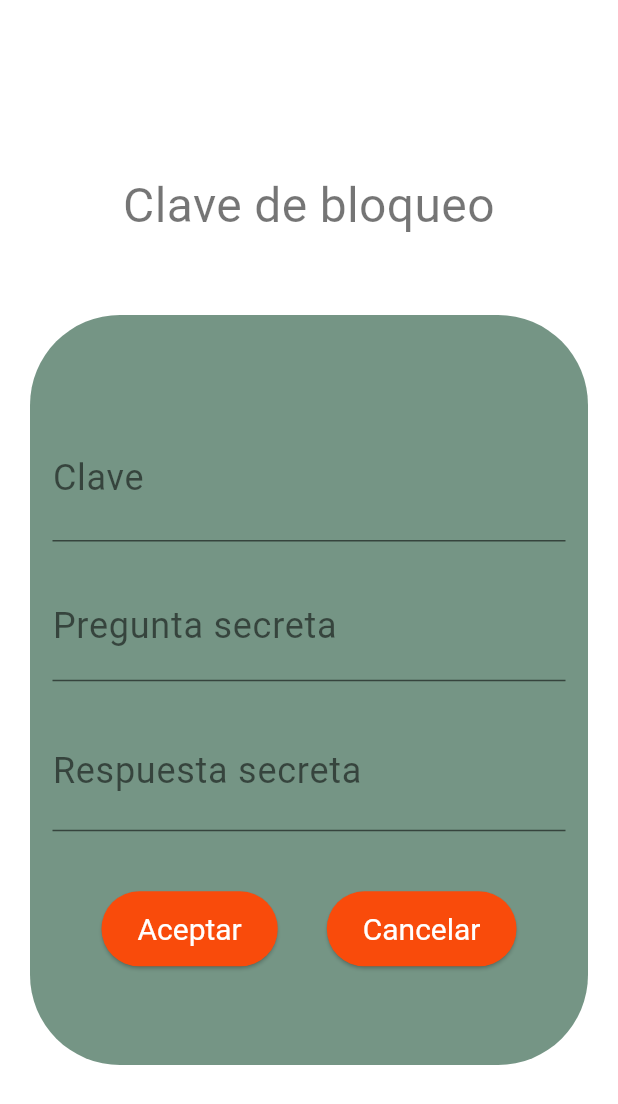
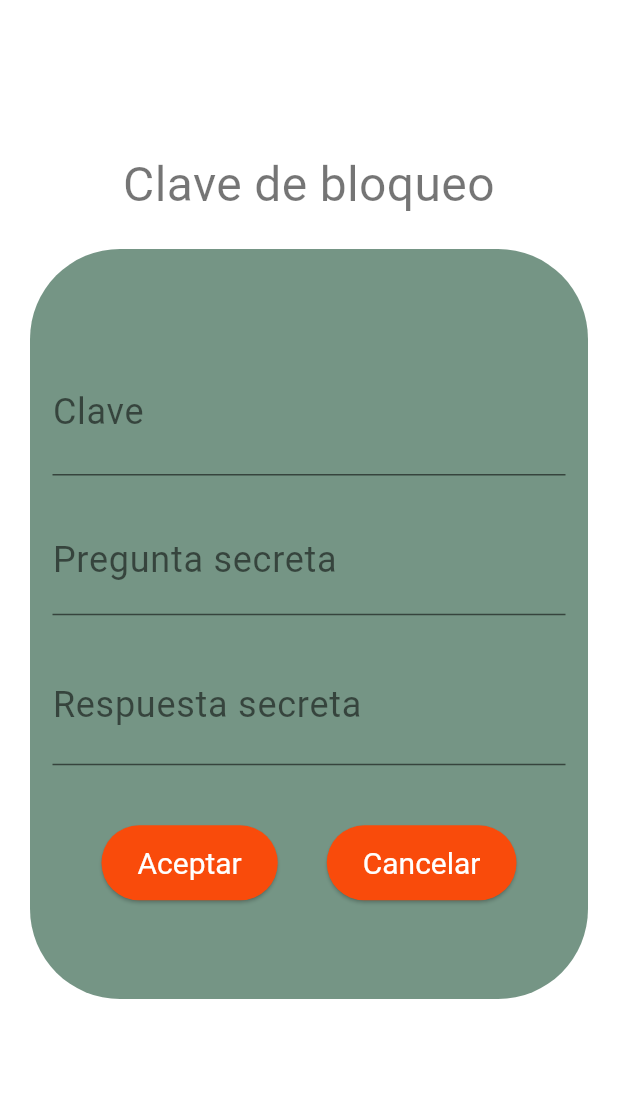
Before and after one commit to hualde666/vitalfon_sin_sos, a Flutter app: the Desbloqueo screen opened directly, after a tap on "Olvidó su Clave ?", after a tap on "Aceptar", on a phone screen of 412 x 824 dp. Shown: the top 1104 px of the screen. Run offline on Flutter 3.47's test engine with Material 3 defaults, Android fonts, the phone set to English and light mode, and no system bars; our stand-ins replace contacts_service, permission_handler, shared_preferences, sqflite; missing offline and left inert: device_apps, flutter_phone_direct_caller; accounts and stored records are empty.

Commit message:
ajustes pantallas password

```diff
--- a/lib/scr/pages/desbloqueo.dart
+++ b/lib/scr/pages/desbloqueo.dart
@@ -26,7 +26,8 @@ class Desbloqueo extends StatelessWidget {
     final pref = Provider.of<Preferencias>(context);
 
     return Scaffold(
-      body: Container(
+      body: SingleChildScrollView(
+        child: Container(
           margin: EdgeInsets.only(top: 60, left: 20, right: 20),
           child: Column(mainAxisAlignment: MainAxisAlignment.center, children: [
             Container(
@@ -114,8 +115,8 @@ class Desbloqueo extends StatelessWidget {
                                     onPressed: () {
                                       if (validaPasword()) {
                                         if (desbloqueo) {
-                                        final pref = Provider.of<Preferencias>(
-                                            context,
+                                          final pref =
+                                              Provider.of<Preferencias>(context,
                                                   listen: false);
                                           pref.modoConfig = !pref.modoConfig;
                                           SharedPref().modoConfig =
@@ -167,6 +168,7 @@ class Desbloqueo extends StatelessWidget {
             ),
           ]),
         ),
+      ),
     );
   }
 
--- a/lib/scr/pages/password.dart
+++ b/lib/scr/pages/password.dart
@@ -9,7 +9,8 @@ class Password extends StatelessWidget {
   @override
   Widget build(BuildContext context) {
     return Scaffold(
-      body: Container(
+      body: SingleChildScrollView(
+        child: Container(
           margin: EdgeInsets.symmetric(vertical: 100, horizontal: 20),
           child: Column(mainAxisAlignment: MainAxisAlignment.center, children: [
             Text('Clave de bloqueo',
@@ -19,13 +20,14 @@ class Password extends StatelessWidget {
                   color: Theme.of(context).primaryColor,
                 )),
             SizedBox(
-            height: 50,
+              height: 20,
             ),
             ChangeNotifierProvider(
               create: (_) => new ClaveFormProvider(),
               child: ClaveForm(),
             )
           ]),
+        ),
       ),
     );
   }
@@ -37,8 +39,7 @@ class ClaveForm extends StatelessWidget {
     final claveForm = Provider.of<ClaveFormProvider>(context);
     final pref = Provider.of<Preferencias>(context);
 
-    return SingleChildScrollView(
-      child: Container(
+    return Container(
       height: 500,
       padding: EdgeInsets.symmetric(horizontal: 15),
       decoration: BoxDecoration(
@@ -158,7 +159,6 @@ class ClaveForm extends StatelessWidget {
           ],
         ),
       ),
-      ),
     );
   }
 }
--- a/lib/scr/pages/pregunta_seguridad.dart
+++ b/lib/scr/pages/pregunta_seguridad.dart
@@ -23,7 +23,8 @@ class PreguntaSeguridad extends StatelessWidget {
     final pref = Provider.of<Preferencias>(context);
 
     return Scaffold(
-      body: Container(
+      body: SingleChildScrollView(
+        child: Container(
           margin: EdgeInsets.only(top: 60, left: 20, right: 20),
           child: Column(
             mainAxisAlignment: MainAxisAlignment.center,
@@ -95,7 +96,8 @@ class PreguntaSeguridad extends StatelessWidget {
                                       Navigator.pushReplacement(
                                           context,
                                           MaterialPageRoute(
-                                            builder: (context) => Password()));
+                                              builder: (context) =>
+                                                  Password()));
                                     }
                                   },
                                   child: Text(
@@ -133,6 +135,7 @@ class PreguntaSeguridad extends StatelessWidget {
             ],
           ),
         ),
+      ),
     );
   }
 }
```
Also changed, not shown: 1 other file. Lines whose indentation alone changed are shown as unchanged.
